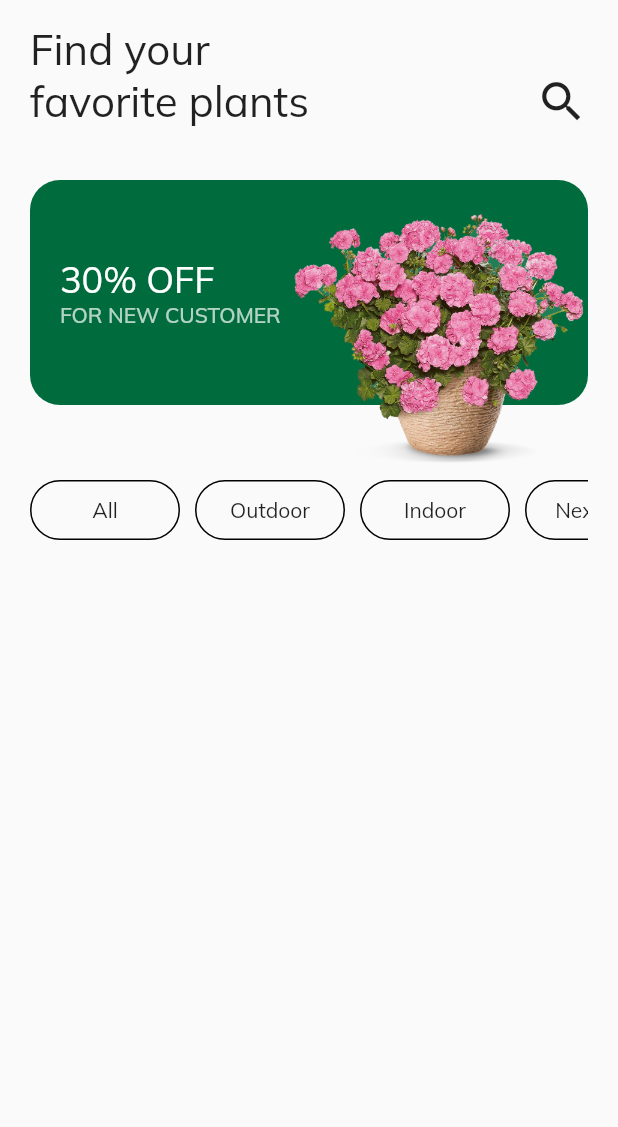
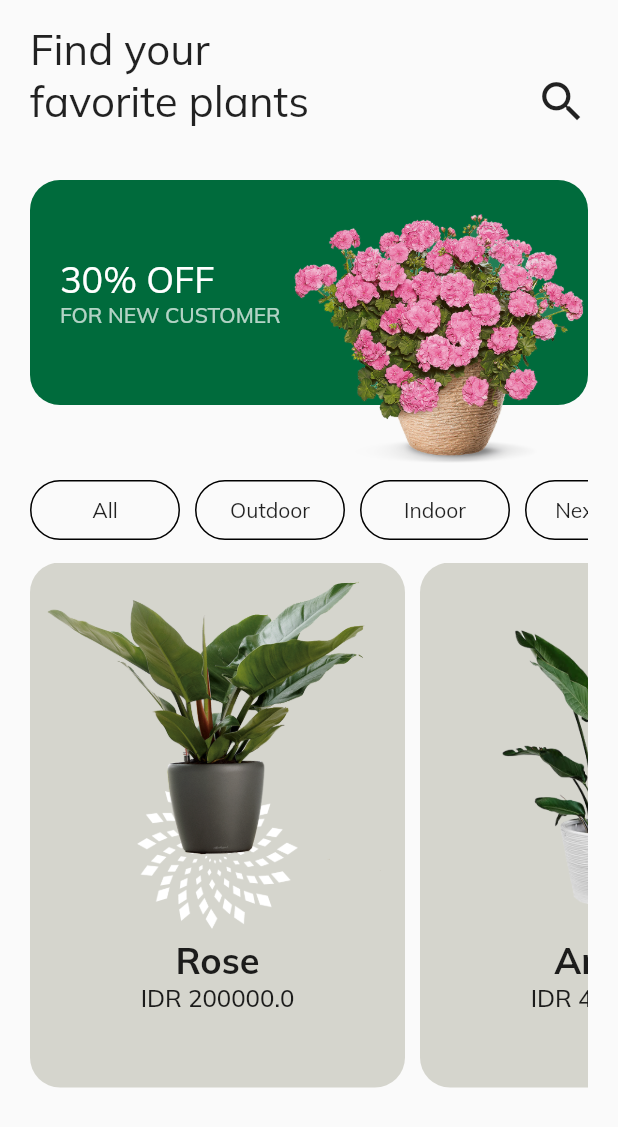
Before and after one commit to KaushalKarki01/flowerhub, a Flutter app: the Home screen opened directly, on a phone screen of 412 x 824 dp. Shown: the top 1127 px of the screen. Run offline on Flutter 3.47's test engine with Material 2 defaults, Android fonts, the light colour scheme and no system bars; our stand-ins replace google_fonts.

Commit message:
some changes made on home page

```diff
--- a/lib/pages/home.dart
+++ b/lib/pages/home.dart
@@ -1,6 +1,8 @@
 import 'package:flutter/material.dart';
 import 'package:plantapp/widgets/CategoryWidget.dart';
 import 'package:plantapp/widgets/discount_banner.dart';
+import 'package:plantapp/widgets/itemcard.dart';
+import 'package:plantapp/widgets/itemsection.dart';
 
 class Home extends StatelessWidget {
   const Home({super.key});
@@ -31,7 +33,9 @@
                       )
                     ]),
                 BannerWidget(),
-                Category()
+                Category(),
+                SizedBox(height: 15),
+                Items(),
               ],
             ),
           ),
--- a/lib/widgets/CategoryWidget.dart
+++ b/lib/widgets/CategoryWidget.dart
@@ -12,6 +12,7 @@
   @override
   Widget build(BuildContext context) {
     return SingleChildScrollView(
+      physics: BouncingScrollPhysics(),
       scrollDirection: Axis.horizontal,
       child: Row(
         children: [
--- /dev/null
+++ b/lib/widgets/itemcard.dart
@@ -0,0 +1,41 @@
+import 'package:flutter/material.dart';
+
+class ItemCard extends StatelessWidget {
+  final String name;
+  final String imgUrl;
+  final double price;
+  const ItemCard(
+      {super.key,
+      required this.name,
+      required this.imgUrl,
+      required this.price});
+
+  @override
+  Widget build(BuildContext context) {
+    return Container(
+      height: 350,
+      width: 250,
+      decoration: BoxDecoration(
+        borderRadius: BorderRadius.circular(20),
+        color: Color(0xFFD5D5CD),
+      ),
+      child: Column(
+        children: [
+          Image.asset(
+            imgUrl,
+            height: 250,
+            fit: BoxFit.fitHeight,
+          ),
+          Text(
+            name,
+            style: TextStyle(fontSize: 24, fontWeight: FontWeight.bold),
+          ),
+          Text(
+            'IDR $price',
+            style: TextStyle(fontSize: 16, fontWeight: FontWeight.w500),
+          )
+        ],
+      ),
+    );
+  }
+}
--- /dev/null
+++ b/lib/widgets/itemsection.dart
@@ -0,0 +1,35 @@
+import 'package:flutter/material.dart';
+import 'package:plantapp/widgets/itemcard.dart';
+
+class Items extends StatelessWidget {
+  const Items({super.key});
+
+  @override
+  Widget build(BuildContext context) {
+    return SingleChildScrollView(
+      scrollDirection: Axis.horizontal,
+      physics: BouncingScrollPhysics(),
+      child: Row(
+        children: [
+          ItemCard(name: 'Rose', imgUrl: 'assets/plant1.png', price: 200000),
+          SizedBox(
+            width: 10,
+          ),
+          ItemCard(name: 'Angur', imgUrl: 'assets/plant2.png', price: 400000),
+          SizedBox(
+            width: 10,
+          ),
+          ItemCard(name: 'Langur', imgUrl: 'assets/plant3.png', price: 503008),
+          SizedBox(
+            width: 10,
+          ),
+          ItemCard(
+            name: 'Bananas',
+            imgUrl: 'assets/plant4.png',
+            price: 340352083,
+          )
+        ],
+      ),
+    );
+  }
+}
```
Also changed, not shown: assets/plant1.png (added), assets/plant2.png (added), assets/plant3.png (added), assets/plant4.png (added).
